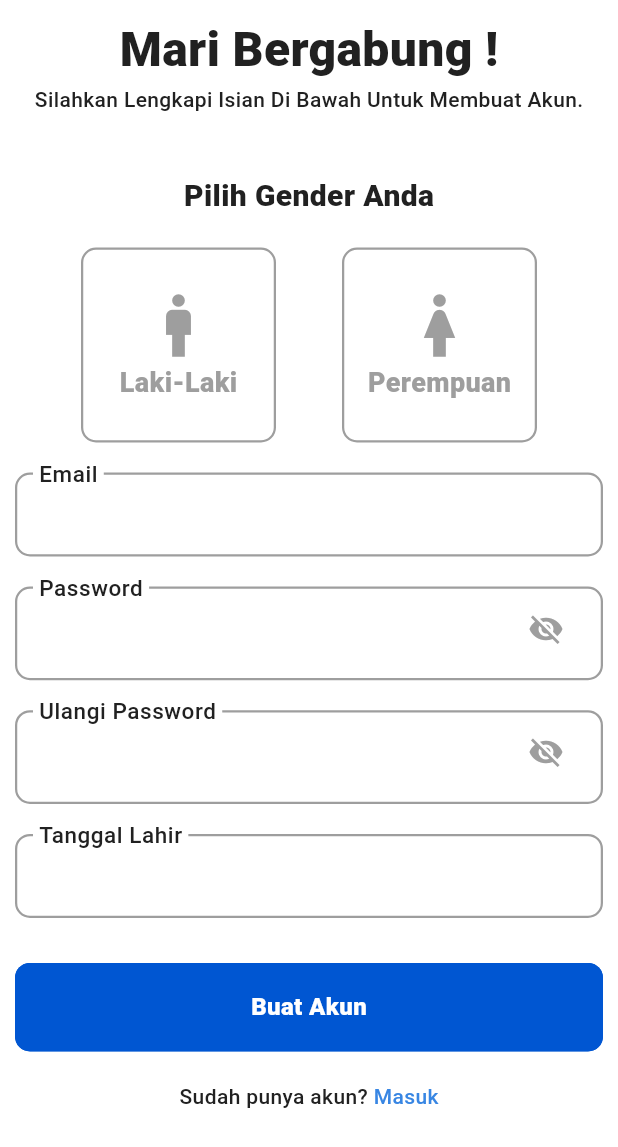
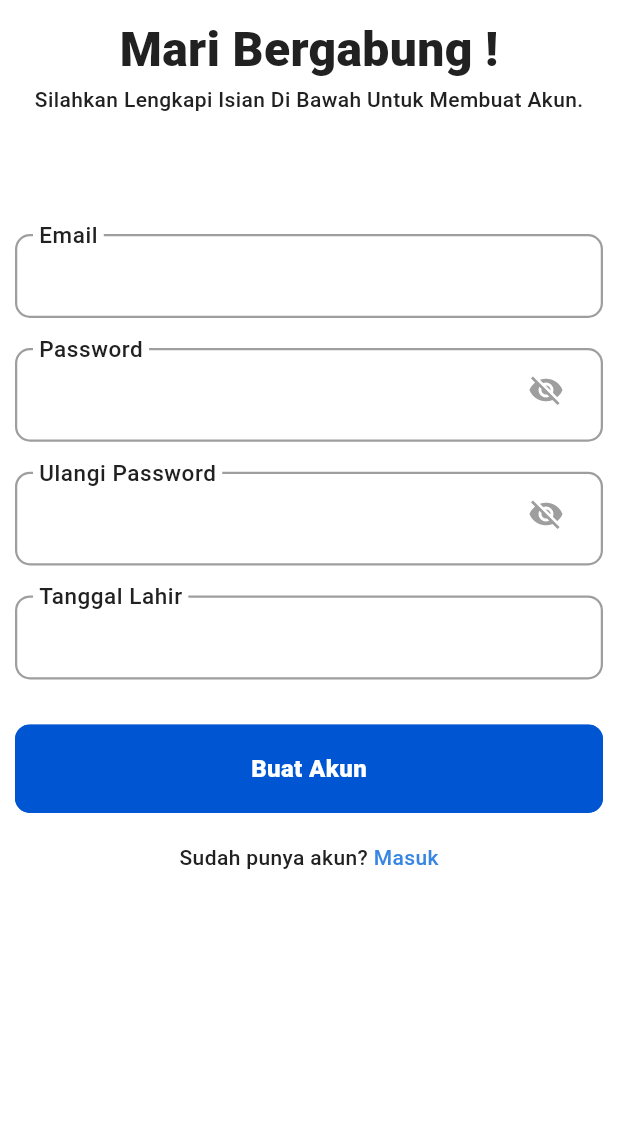
Before and after one commit to MirzaMlna/experiment, a Flutter app: the RegistrationView screen opened by its route, on a phone screen of 412 x 824 dp. Shown: the top 1147 px of the screen. Run offline on Flutter 3.47's test engine with Material 3 defaults, Android fonts, the phone set to English and light mode, and no system bars; our stand-ins replace get_it; Roboto replaces fonts that are missing (Manrope).

Commit message:
Remove Unused Gender Select

```diff
--- a/lib/app/theme/app_text_style.dart
+++ b/lib/app/theme/app_text_style.dart
@@ -3,12 +3,9 @@ import 'package:flutter/material.dart';
 import 'app_colors.dart';
 import 'app_theme.dart';
 
-// App Currency Formatter
-// v.2.0.1
-// by Elriz Wiraswara
-
 // Custom font weight name
 enum AppFontWeight {
+  light,
   regular,
   medium,
   semibold,
--- a/lib/views/registration/registration_view.dart
+++ b/lib/views/registration/registration_view.dart
@@ -6,7 +6,7 @@ import 'package:mobile_user/view_model/registration/registration_view_model.dart
 import 'package:mobile_user/app/theme/app_text_style.dart';
 import 'package:mobile_user/widgets/app_appbar.dart';
 import 'package:mobile_user/widgets/app_button.dart';
-import 'package:mobile_user/widgets/app_gender_select.dart';
+import 'package:mobile_user/widgets/_app_gender_select.dart';
 import 'package:mobile_user/widgets/app_text_field.dart';
 
 class RegistrationView extends StatefulWidget {
@@ -61,14 +61,9 @@ class _RegistrationViewState extends State<RegistrationView> {
   Widget registerForm(BuildContext context) {
     return Column(
       children: [
-        Text(
-          "Pilih Gender Anda",
-          style: AppTextStyle.heading5(),
-        ),
         SizedBox(
           height: 20,
         ),
-        AppGenderSelect(),
         SizedBox(
           height: 20,
         ),
--- a/lib/widgets/app_gender_select.dart
+++ /dev/null
@@ -1,89 +0,0 @@
-import 'package:flutter/material.dart';
-
-import 'package:mobile_user/app/theme/app_colors.dart';
-import 'package:mobile_user/app/theme/app_text_style.dart';
-
-class AppGenderSelect extends StatefulWidget {
-  const AppGenderSelect({super.key});
-
-  @override
-  State<AppGenderSelect> createState() => _AppGenderSelectState();
-}
-
-class _AppGenderSelectState extends State<AppGenderSelect> {
-  Gender selectedGender = Gender.none; // Initial state
-
-  @override
-  Widget build(BuildContext context) {
-    return Row(
-      mainAxisAlignment: MainAxisAlignment.spaceEvenly,
-      children: [
-        _buildGenderContainer(
-          gender: Gender.male,
-          icon: Icons.man,
-          text: "Laki-Laki",
-          isSelected: selectedGender == Gender.male, // Check selection state
-          onTap: () =>
-              setState(() => selectedGender = Gender.male), // Update state
-        ),
-        _buildGenderContainer(
-          gender: Gender.female,
-          icon: Icons.woman,
-          text: "Perempuan",
-          isSelected: selectedGender == Gender.female, // Check selection state
-          onTap: () =>
-              setState(() => selectedGender = Gender.female), // Update state
-        ),
-      ],
-    );
-  }
-
-  Widget _buildGenderContainer({
-    required Gender gender,
-    required IconData icon,
-    required String text,
-    required bool isSelected,
-    required VoidCallback onTap,
-  }) {
-    final Color containerColor =
-        isSelected ? AppColors.primary : AppColors.transparent;
-    return Container(
-      height: 130,
-      width: 130,
-      decoration: BoxDecoration(
-        borderRadius: BorderRadius.circular(10),
-        border: Border.all(
-          color: isSelected ? AppColors.transparent : AppColors.secondary,
-          width: 1.5,
-        ),
-      ),
-      child: Material(
-        borderRadius: BorderRadius.circular(10),
-        color: containerColor,
-        child: InkWell(
-          borderRadius: BorderRadius.circular(10),
-          splashColor: AppColors.primary,
-          onTap: onTap,
-          child: Column(
-            mainAxisAlignment: MainAxisAlignment.center,
-            children: [
-              Icon(
-                icon,
-                size: 50,
-                color: isSelected ? AppColors.white : AppColors.secondary,
-              ),
-              Text(
-                text,
-                style: AppTextStyle.heading6(
-                  color: isSelected ? AppColors.white : AppColors.secondary,
-                ),
-              ),
-            ],
-          ),
-        ),
-      ),
-    );
-  }
-}
-
-enum Gender { male, female, none } // Define Gender enum
```
Also changed, not shown: lib/views/home/home_view.dart (+39 -3 lines), lib/widgets/_app_gender_select.dart (added, +89 -0 lines), lib/widgets/app_static_card.dart (+6 -4 lines).
